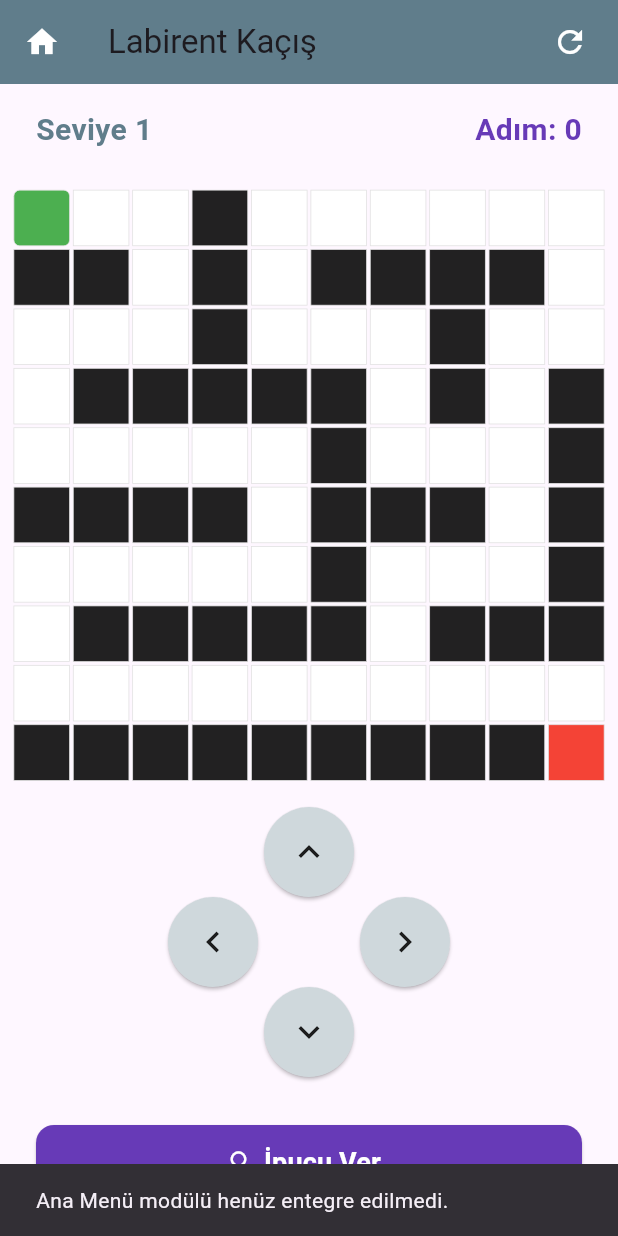
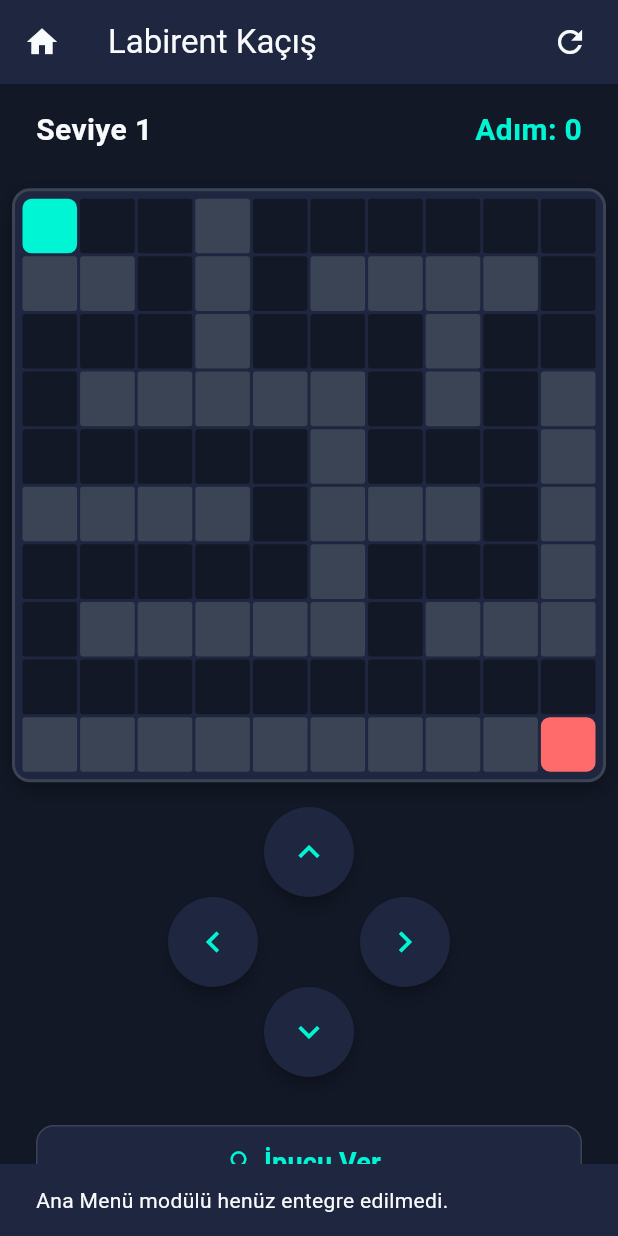
Before and after one commit to YusufAyvaz202/Tech4, a Flutter app: the MazeEscapeScreen screen opened directly, after a tap on the "home" icon, on a phone screen of 412 x 824 dp. Run offline on Flutter 3.47's test engine with Material 3 defaults, Android fonts, the phone set to English and light mode, and no system bars.

Commit message:
Restyle the Maze Escape UI
Restyle the Maze Escape UI.

```diff
--- a/lib/maze_escape/screens/maze_escape_screen.dart
+++ b/lib/maze_escape/screens/maze_escape_screen.dart
@@ -34,12 +34,16 @@ class _MazeEscapeScreenState extends State<MazeEscapeScreen> {
       context: context,
       barrierDismissible: false,
       builder: (context) => AlertDialog(
-        shape: RoundedRectangleBorder(borderRadius: BorderRadius.circular(16)),
+        backgroundColor: const Color(0xFF1E2640), // Dialog Zemini: Muted Charcoal
+        shape: RoundedRectangleBorder(
+          borderRadius: BorderRadius.circular(16),
+          side: const BorderSide(color: Color(0xFF3A4454), width: 2),
+        ),
         title: const Row(
           children: [
-            Icon(Icons.emoji_events, color: Colors.amber, size: 32),
+            Icon(Icons.emoji_events, color: Color(0xFFFF6B6B), size: 32), // Neon Coral Kupa
             SizedBox(width: 8),
-            Text('Tebrikler!'),
+            Text('Tebrikler!', style: TextStyle(color: Color(0xFFF8FAFC))), // Off-White
           ],
         ),
         content: Column(
@@ -48,27 +52,27 @@ class _MazeEscapeScreenState extends State<MazeEscapeScreen> {
           children: [
             Text(
               'Labirenti ${_controller.currentSteps} adımda başarıyla tamamladın!',
-              style: const TextStyle(fontSize: 16),
+              style: const TextStyle(fontSize: 16, color: Color(0xFF94A3B8)), // Slate Grey
             ),
             const SizedBox(height: 16),
             Container(
               padding: const EdgeInsets.all(12),
               decoration: BoxDecoration(
-                color: Colors.deepPurple.shade50,
+                color: const Color(0xFF121826), // Kutu Zemini: Deep Slate
                 borderRadius: BorderRadius.circular(8),
-                border: Border.all(color: Colors.deepPurple.shade200),
+                border: Border.all(color: const Color(0xFF3A4454)), // Çerçeve: Cool Grey
               ),
               child: Row(
                 children: [
-                  const Icon(Icons.psychology, color: Colors.deepPurple, size: 28),
+                  const Icon(Icons.psychology, color: Color(0xFF00F5D4), size: 28), // Electric Teal
                   const SizedBox(width: 8),
                   Expanded(
                     child: Text(
-                      'A* Algoritmasının Kusursuz Çözümü: ${_controller.optimalSteps} adım',
+                      'A* Kusursuz Çözümü: ${_controller.optimalSteps} adım',
                       style: const TextStyle(
                         fontSize: 14,
                         fontWeight: FontWeight.bold,
-                        color: Colors.deepPurple,
+                        color: Color(0xFF00F5D4), // Electric Teal
                       ),
                     ),
                   ),
@@ -83,7 +87,7 @@ class _MazeEscapeScreenState extends State<MazeEscapeScreen> {
               Navigator.of(context).pop();
               _controller.loadNextMaze();
             },
-            child: const Text('Sonraki Bölüm', style: TextStyle(fontSize: 16)),
+            child: const Text('Sonraki Bölüm', style: TextStyle(fontSize: 16, color: Color(0xFF00F5D4))),
           ),
         ],
       ),
@@ -93,24 +97,27 @@ class _MazeEscapeScreenState extends State<MazeEscapeScreen> {
   @override
   Widget build(BuildContext context) {
     return Scaffold(
+      backgroundColor: const Color(0xFF121826), // Ana Arka Plan: Deep Slate
       appBar: AppBar(
         leading: IconButton(
-          icon: const Icon(Icons.home, color: Colors.white),
+          icon: const Icon(Icons.home, color: Color(0xFFF8FAFC)), // Off-White
           tooltip: 'Ana Menüye Dön',
           onPressed: () {
             ScaffoldMessenger.of(context).showSnackBar(
-              const SnackBar(
-                content: Text('Ana Menü modülü henüz entegre edilmedi.'),
-                duration: Duration(seconds: 2),
+              SnackBar(
+                backgroundColor: const Color(0xFF1E2640),
+                content: const Text('Ana Menü modülü henüz entegre edilmedi.', style: TextStyle(color: Color(0xFFF8FAFC))),
+                duration: const Duration(seconds: 2),
               ),
             );
           },
         ),
-        title: const Text('Labirent Kaçış'),
-        backgroundColor: Colors.blueGrey,
+        title: const Text('Labirent Kaçış', style: TextStyle(color: Color(0xFFF8FAFC))),
+        backgroundColor: const Color(0xFF1E2640), // Muted Charcoal
+        elevation: 0,
         actions: [
           IconButton(
-            icon: const Icon(Icons.refresh, color: Colors.white),
+            icon: const Icon(Icons.refresh, color: Color(0xFFF8FAFC)),
             tooltip: 'Farklı Labirent Yükle',
             onPressed: () {
               _controller.loadNextMaze();
@@ -131,11 +138,11 @@ class _MazeEscapeScreenState extends State<MazeEscapeScreen> {
                   children: [
                     Text(
                       'Seviye ${_controller.currentMazeIndex + 1}',
-                      style: const TextStyle(fontSize: 20, fontWeight: FontWeight.bold, color: Colors.blueGrey),
+                      style: const TextStyle(fontSize: 20, fontWeight: FontWeight.bold, color: Color(0xFFF8FAFC)), // Off-White
                     ),
                     Text(
                       'Adım: ${_controller.currentSteps}',
-                      style: const TextStyle(fontSize: 20, fontWeight: FontWeight.bold, color: Colors.deepPurple),
+                      style: const TextStyle(fontSize: 20, fontWeight: FontWeight.bold, color: Color(0xFF00F5D4)), // Electric Teal
                     ),
                   ],
                 ),
@@ -164,9 +171,12 @@ class _MazeEscapeScreenState extends State<MazeEscapeScreen> {
                   height: 50,
                   child: ElevatedButton.icon(
                     style: ElevatedButton.styleFrom(
-                      backgroundColor: Colors.deepPurple,
-                      foregroundColor: Colors.white,
-                      shape: RoundedRectangleBorder(borderRadius: BorderRadius.circular(12)),
+                      backgroundColor: const Color(0xFF1E2640), // Muted Charcoal
+                      foregroundColor: const Color(0xFF00F5D4), // Electric Teal
+                      shape: RoundedRectangleBorder(
+                        borderRadius: BorderRadius.circular(12),
+                        side: const BorderSide(color: Color(0xFF3A4454)), // Cool Grey çerçeve
+                      ),
                     ),
                     icon: const Icon(Icons.lightbulb_outline),
                     label: const Text(
--- a/lib/maze_escape/widgets/d_pad_controls.dart
+++ b/lib/maze_escape/widgets/d_pad_controls.dart
@@ -1,7 +1,6 @@
 import 'package:flutter/material.dart';
 
 class DPadControls extends StatelessWidget {
-  // Butonlara basıldığında çalışacak dışarıdan gelen fonksiyonlar
   final VoidCallback onUp;
   final VoidCallback onDown;
   final VoidCallback onLeft;
@@ -20,8 +19,9 @@ class DPadControls extends StatelessWidget {
       style: ElevatedButton.styleFrom(
         shape: const CircleBorder(),
         padding: const EdgeInsets.all(16),
-        backgroundColor: Colors.blueGrey.shade100,
-        foregroundColor: Colors.black87,
+        backgroundColor: const Color(0xFF1E2640), // Zemin: Muted Charcoal
+        foregroundColor: const Color(0xFF00F5D4), // İkon: Electric Teal
+        elevation: 4, // Hafif bir gölge
       ),
       onPressed: onPressed,
       child: Icon(icon, size: 28),
--- a/lib/maze_escape/widgets/maze_grid_board.dart
+++ b/lib/maze_escape/widgets/maze_grid_board.dart
@@ -16,6 +16,21 @@ class MazeGridBoard extends StatelessWidget {
       aspectRatio: 1,
       child: Padding(
         padding: const EdgeInsets.all(8.0),
+        child: Container(
+          // Tahtanın dış çerçevesi
+          decoration: BoxDecoration(
+            color: const Color(0xFF1E2640), // Zemin: Muted Charcoal
+            borderRadius: BorderRadius.circular(12),
+            border: Border.all(color: const Color(0xFF3A4454), width: 2), // Çerçeve: Cool Grey
+            boxShadow: [
+              BoxShadow(
+                color: Colors.black.withOpacity(0.3),
+                blurRadius: 10,
+                offset: const Offset(0, 4),
+              ),
+            ],
+          ),
+          padding: const EdgeInsets.all(4.0),
           child: GridView.builder(
             physics: const NeverScrollableScrollPhysics(),
             gridDelegate: SliverGridDelegateWithFixedCrossAxisCount(
@@ -31,31 +46,32 @@ class MazeGridBoard extends StatelessWidget {
 
               Color cellColor;
               if (cellValue == 1) {
-              cellColor = Colors.black87;
+                cellColor = const Color(0xFF3A4454); // Duvar: Cool Grey
               } else if (cellValue == 2) {
-              cellColor = Colors.green;
+                cellColor = const Color(0xFF00F5D4); // Oyuncu: Electric Teal
               } else if (cellValue == 3) {
-              cellColor = Colors.red;
+                cellColor = const Color(0xFFFF6B6B); // Hedef: Neon Coral
               } else if (isHint) {
-              cellColor = Colors.amber.shade300;
+                cellColor = const Color(0xFF94A3B8); // İpucu Yolu: Slate Grey
               } else {
-              cellColor = Colors.white;
+                cellColor = const Color(0xFF121826); // Boş Yol: Deep Slate
               }
 
-            // Kayan animasyon için AnimatedContainer kullanıyoruz
               return AnimatedContainer(
-              duration: const Duration(milliseconds: 300), // Renk değişim süresi
-              curve: Curves.easeInOut, // Animasyonun yumuşaklık eğrisi
+                duration: const Duration(milliseconds: 300),
+                curve: Curves.easeInOut,
                 margin: const EdgeInsets.all(1.0),
                 decoration: BoxDecoration(
                   color: cellColor,
-                border: Border.all(color: Colors.grey.shade300, width: 0.5),
-                borderRadius: cellValue == 2 ? BorderRadius.circular(4.0) : BorderRadius.zero,
+                  borderRadius: cellValue == 2 || cellValue == 3
+                      ? BorderRadius.circular(6.0)
+                      : BorderRadius.circular(2.0), // Karelere hafif yuvarlaklık
                 ),
               );
             },
           ),
         ),
+      ),
     );
   }
 }
```
Lines whose indentation alone changed are shown as unchanged.
